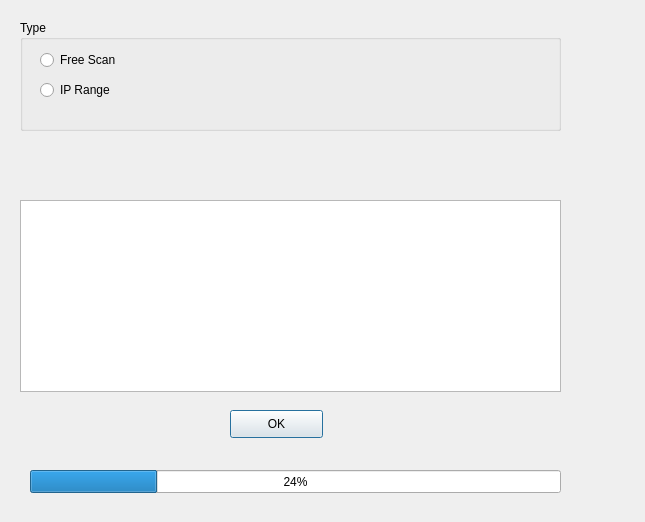
Arkos666/sniff-1.0, file main_window.ui: the form before one commit.
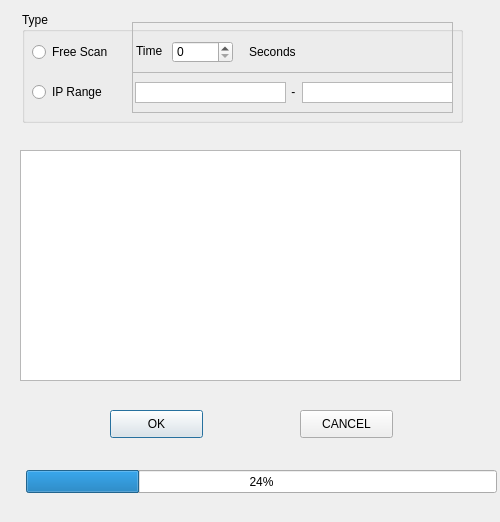
The form after the commit.

Commit message: modify GUI,sniff ARP/IP on one time,ask for chk Modify GUI file. Now we're sniffing traffic one time, then we ask if it's ARP or IP traffic. Now we asked which checkbox is checked enabling and disabling the content.

Patch:
```diff
--- a/main_window.ui
+++ b/main_window.ui
@@ -6,7 +6,7 @@
    <rect>
     <x>0</x>
     <y>0</y>
-    <width>645</width>
+    <width>500</width>
     <height>522</height>
    </rect>
   </property>
@@ -16,21 +16,144 @@
   <widget class="QGroupBox" name="groupBox">
    <property name="geometry">
     <rect>
-     <x>20</x>
-     <y>20</y>
-     <width>541</width>
+     <x>22</x>
+     <y>12</y>
+     <width>441</width>
      <height>111</height>
     </rect>
    </property>
    <property name="title">
     <string>Type</string>
    </property>
-   <widget class="QRadioButton" name="radioButton">
+   <widget class="QFrame" name="frm_Ping">
     <property name="geometry">
      <rect>
-      <x>20</x>
+      <x>110</x>
+      <y>60</y>
+      <width>321</width>
+      <height>41</height>
+     </rect>
+    </property>
+    <property name="frameShape">
+     <enum>QFrame::StyledPanel</enum>
+    </property>
+    <property name="frameShadow">
+     <enum>QFrame::Raised</enum>
+    </property>
+    <widget class="QTextEdit" name="txt_From">
+     <property name="geometry">
+      <rect>
+       <x>3</x>
+       <y>10</y>
+       <width>151</width>
+       <height>21</height>
+      </rect>
+     </property>
+     <property name="font">
+      <font>
+       <pointsize>8</pointsize>
+      </font>
+     </property>
+     <property name="verticalScrollBarPolicy">
+      <enum>Qt::ScrollBarAlwaysOff</enum>
+     </property>
+     <property name="horizontalScrollBarPolicy">
+      <enum>Qt::ScrollBarAlwaysOff</enum>
+     </property>
+    </widget>
+    <widget class="QLabel" name="lbl_Sep">
+     <property name="geometry">
+      <rect>
+       <x>156</x>
+       <y>10</y>
+       <width>21</width>
+       <height>20</height>
+      </rect>
+     </property>
+     <property name="text">
+      <string> - </string>
+     </property>
+    </widget>
+    <widget class="QTextEdit" name="txt_Dest">
+     <property name="geometry">
+      <rect>
+       <x>170</x>
+       <y>10</y>
+       <width>151</width>
+       <height>21</height>
+      </rect>
+     </property>
+     <property name="font">
+      <font>
+       <pointsize>8</pointsize>
+      </font>
+     </property>
+     <property name="verticalScrollBarPolicy">
+      <enum>Qt::ScrollBarAlwaysOff</enum>
+     </property>
+     <property name="horizontalScrollBarPolicy">
+      <enum>Qt::ScrollBarAlwaysOff</enum>
+     </property>
+    </widget>
+   </widget>
+   <widget class="QFrame" name="frm_Sniff">
+    <property name="geometry">
+     <rect>
+      <x>110</x>
+      <y>10</y>
+      <width>321</width>
+      <height>51</height>
+     </rect>
+    </property>
+    <property name="frameShape">
+     <enum>QFrame::StyledPanel</enum>
+    </property>
+    <property name="frameShadow">
+     <enum>QFrame::Raised</enum>
+    </property>
+    <widget class="QLabel" name="lbl_Time">
+     <property name="geometry">
+      <rect>
+       <x>4</x>
+       <y>19</y>
+       <width>29</width>
+       <height>20</height>
+      </rect>
+     </property>
+     <property name="text">
+      <string>Time</string>
+     </property>
+    </widget>
+    <widget class="QSpinBox" name="txt_time">
+     <property name="geometry">
+      <rect>
+       <x>40</x>
+       <y>19</y>
+       <width>61</width>
+       <height>22</height>
+      </rect>
+     </property>
+    </widget>
+    <widget class="QLabel" name="lbl_seconds">
+     <property name="geometry">
+      <rect>
+       <x>117</x>
+       <y>20</y>
+       <width>61</width>
+       <height>20</height>
+      </rect>
+     </property>
+     <property name="text">
+      <string>Seconds</string>
+     </property>
+    </widget>
+   </widget>
+   <widget class="QRadioButton" name="chk_Sniff">
+    <property name="geometry">
+     <rect>
+      <x>10</x>
       <y>30</y>
-      <width>95</width>
+      <width>85</width>
       <height>20</height>
      </rect>
     </property>
@@ -41,8 +164,8 @@
    <widget class="QRadioButton" name="radioButton_2">
     <property name="geometry">
      <rect>
-      <x>20</x>
-      <y>60</y>
+      <x>10</x>
+      <y>70</y>
       <width>95</width>
       <height>20</height>
      </rect>
@@ -58,7 +181,7 @@
    </property>
    <property name="geometry">
     <rect>
-     <x>230</x>
+     <x>110</x>
      <y>410</y>
      <width>93</width>
      <height>28</height>
@@ -68,22 +191,22 @@
     <string>OK</string>
    </property>
   </widget>
-  <widget class="QListView" name="listResult">
+  <widget class="QListWidget" name="lst_Result">
    <property name="geometry">
     <rect>
      <x>20</x>
-     <y>200</y>
-     <width>541</width>
-     <height>192</height>
+     <y>150</y>
+     <width>441</width>
+     <height>231</height>
     </rect>
    </property>
   </widget>
   <widget class="QProgressBar" name="progressBar">
    <property name="geometry">
     <rect>
-     <x>30</x>
+     <x>26</x>
      <y>470</y>
-     <width>531</width>
+     <width>471</width>
      <height>23</height>
     </rect>
    </property>
@@ -91,6 +214,22 @@
     <number>24</number>
    </property>
   </widget>
+  <widget class="QPushButton" name="btn_Cancel">
+   <property name="enabled">
+    <bool>true</bool>
+   </property>
+   <property name="geometry">
+    <rect>
+     <x>300</x>
+     <y>410</y>
+     <width>93</width>
+     <height>28</height>
+    </rect>
+   </property>
+   <property name="text">
+    <string>CANCEL</string>
+   </property>
+  </widget>
  </widget>
  <resources/>
  <connections/>
```
Left out of the diff: 6 changed lines with no effect on the pictures. The commit also changes 8 other files.
